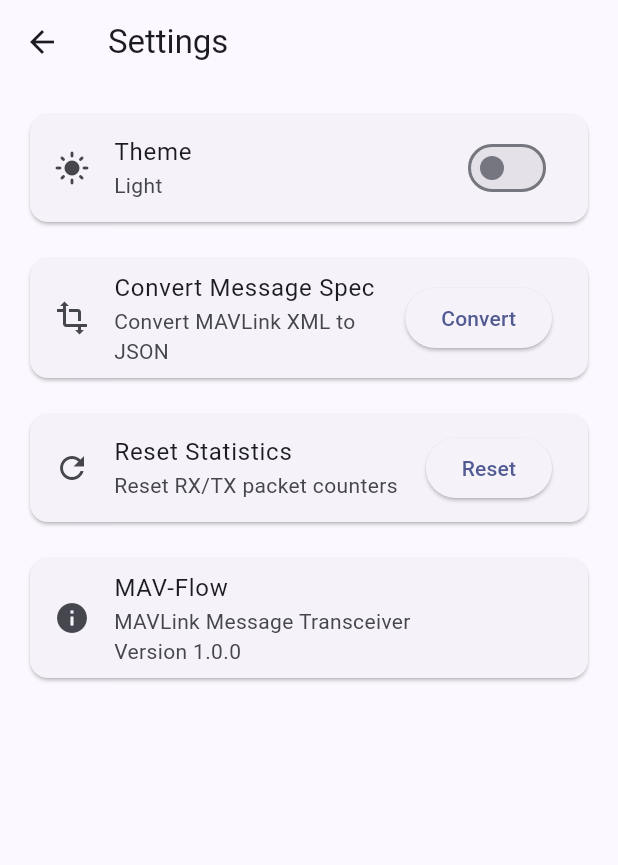
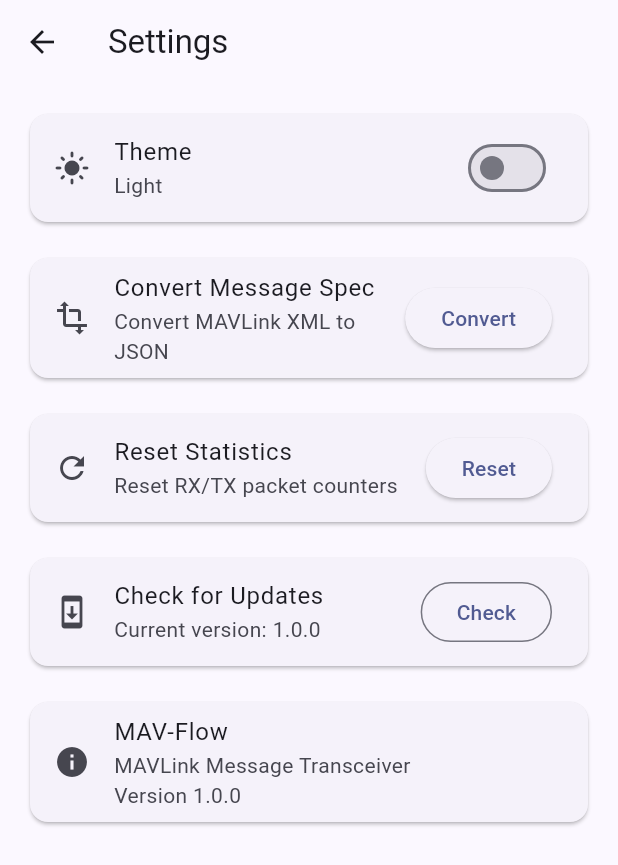
Before and after one commit to guruchun/mav-flow, a Flutter app: the SettingsScreen screen opened directly, on a phone screen of 412 x 824 dp. Shown: the top 865 px of the screen. Run offline on Flutter 3.47's test engine with Material 3 defaults, Android fonts, the phone set to English and light mode, and no system bars; missing offline and left inert: file_selector, flutter_libserialport.

Commit message:
feat: add update check UI to Settings screen

```diff
--- a/lib/screens/main_screen.dart
+++ b/lib/screens/main_screen.dart
@@ -4,11 +4,13 @@
 import 'package:flutter/material.dart';
 import 'package:provider/provider.dart';
 
+import '../main.dart' show appVersion;
 import '../models/app_settings.dart';
 import '../models/mavlink_state.dart';
-import '../models/role_config.dart';
+import '../models/update_info.dart';
 import '../services/communication/communication_interface.dart';
 import '../services/communication/serial_communication.dart';
+import '../services/update_service.dart';
 import '../theme/app_theme.dart';
 import '../widgets/receive_panel.dart';
 import '../widgets/role_selector.dart';
@@ -339,6 +341,11 @@
 
               const SizedBox(height: 16),
 
+              // Check for updates
+              const _UpdateCheckCard(),
+
+              const SizedBox(height: 16),
+
               // About
               const Card(
                 child: ListTile(
@@ -536,3 +543,123 @@
     );
   }
 }
+
+/// Update Check Card for Settings screen
+class _UpdateCheckCard extends StatefulWidget {
+  const _UpdateCheckCard();
+
+  @override
+  State<_UpdateCheckCard> createState() => _UpdateCheckCardState();
+}
+
+class _UpdateCheckCardState extends State<_UpdateCheckCard> {
+  UpdateInfo? _updateInfo;
+  bool _isChecking = false;
+  String? _errorMessage;
+
+  Future<void> _checkForUpdates() async {
+    setState(() {
+      _isChecking = true;
+      _errorMessage = null;
+    });
+
+    try {
+      final result = await UpdateService.checkForUpdates(appVersion);
+      if (mounted) {
+        setState(() {
+          _updateInfo = result;
+          _isChecking = false;
+          if (result == null) {
+            _errorMessage = 'Unable to check for updates';
+          }
+        });
+      }
+    } catch (e) {
+      if (mounted) {
+        setState(() {
+          _isChecking = false;
+          _errorMessage = 'Network error: $e';
+        });
+      }
+    }
+  }
+
+  Future<void> _openDownloadPage() async {
+    if (_updateInfo?.downloadUrl != null) {
+      final success = await UpdateService.openDownloadPage(_updateInfo!.downloadUrl);
+      if (!success && mounted) {
+        ScaffoldMessenger.of(context).showSnackBar(
+          const SnackBar(
+            content: Text('Failed to open download page'),
+            backgroundColor: Colors.red,
+          ),
+        );
+      }
+    }
+  }
+
+  Widget _buildSubtitle(ThemeData theme) {
+    final List<InlineSpan> spans = [
+      TextSpan(text: 'Current version: $appVersion'),
+    ];
+
+    if (_isChecking) {
+      spans.add(const TextSpan(text: '\nChecking...'));
+    } else if (_errorMessage != null) {
+      spans.add(TextSpan(
+        text: '\n$_errorMessage',
+        style: const TextStyle(color: Colors.red),
+      ));
+    } else if (_updateInfo != null) {
+      if (_updateInfo!.hasUpdate) {
+        spans.add(TextSpan(
+          text: '\nUpdate available: v${_updateInfo!.latestVersion}',
+          style: const TextStyle(color: Colors.green),
+        ));
+      } else {
+        spans.add(TextSpan(
+          text: '\nUp to date',
+          style: TextStyle(color: theme.secondaryTextColor),
+        ));
+      }
+    }
+
+    return Text.rich(TextSpan(children: spans));
+  }
+
+  Widget _buildTrailing() {
+    if (_isChecking) {
+      return const SizedBox(
+        width: 24,
+        height: 24,
+        child: CircularProgressIndicator(strokeWidth: 2),
+      );
+    }
+
+    if (_updateInfo?.hasUpdate == true) {
+      return ElevatedButton(
+        onPressed: _openDownloadPage,
+        child: const Text('Download'),
+      );
+    }
+
+    return OutlinedButton(
+      onPressed: _checkForUpdates,
+      child: const Text('Check'),
+    );
+  }
+
+  @override
+  Widget build(BuildContext context) {
+    final theme = Theme.of(context);
+
+    return Card(
+      child: ListTile(
+        leading: const Icon(Icons.system_update),
+        title: const Text('Check for Updates'),
+        subtitle: _buildSubtitle(theme),
+        trailing: _buildTrailing(),
+      ),
+    );
+  }
+}
```
